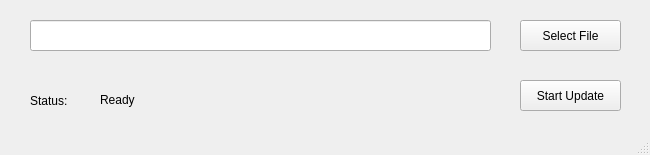
The window that updater.ui (fearricepudding/pos_basestation_updater) describes before a commit, drawn with Qt 5.
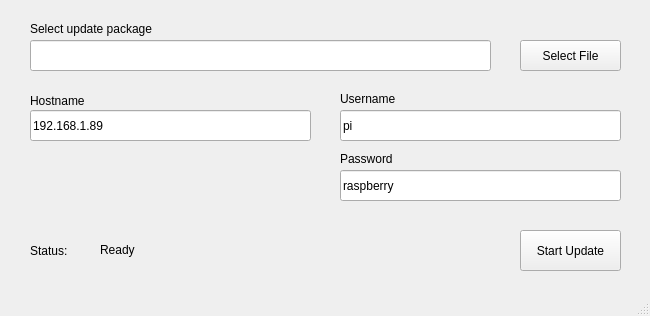
The same window after the commit.

Commit message: Added device connection fields

```diff
--- a/updater.ui
+++ b/updater.ui
@@ -10,7 +10,7 @@
     <x>0</x>
     <y>0</y>
     <width>650</width>
-    <height>155</height>
+    <height>316</height>
    </rect>
   </property>
   <property name="sizePolicy">
@@ -30,9 +30,9 @@
     <property name="geometry">
      <rect>
       <x>520</x>
-      <y>80</y>
+      <y>230</y>
       <width>101</width>
-      <height>31</height>
+      <height>41</height>
      </rect>
     </property>
     <property name="text">
@@ -43,17 +43,20 @@
     <property name="geometry">
      <rect>
       <x>30</x>
-      <y>20</y>
+      <y>40</y>
       <width>461</width>
       <height>31</height>
      </rect>
     </property>
+    <property name="text">
+     <string/>
+    </property>
    </widget>
    <widget class="QPushButton" name="findFileButton">
     <property name="geometry">
      <rect>
       <x>520</x>
-      <y>20</y>
+      <y>40</y>
       <width>101</width>
       <height>31</height>
      </rect>
@@ -66,7 +69,7 @@
     <property name="geometry">
      <rect>
       <x>100</x>
-      <y>90</y>
+      <y>240</y>
       <width>381</width>
       <height>20</height>
      </rect>
@@ -79,7 +82,7 @@
     <property name="geometry">
      <rect>
       <x>30</x>
-      <y>90</y>
+      <y>240</y>
       <width>52</width>
       <height>21</height>
      </rect>
@@ -88,6 +91,97 @@
      <string>Status:</string>
     </property>
    </widget>
+   <widget class="QLabel" name="label_2">
+    <property name="geometry">
+     <rect>
+      <x>30</x>
+      <y>20</y>
+      <width>161</width>
+      <height>17</height>
+     </rect>
+    </property>
+    <property name="text">
+     <string>Select update package</string>
+    </property>
+   </widget>
+   <widget class="QLineEdit" name="usernameEntry">
+    <property name="geometry">
+     <rect>
+      <x>340</x>
+      <y>110</y>
+      <width>281</width>
+      <height>31</height>
+     </rect>
+    </property>
+    <property name="text">
+     <string>pi</string>
+    </property>
+   </widget>
+   <widget class="QLineEdit" name="passwordEntry">
+    <property name="geometry">
+     <rect>
+      <x>340</x>
+      <y>170</y>
+      <width>281</width>
+      <height>31</height>
+     </rect>
+    </property>
+    <property name="text">
+     <string>raspberry</string>
+    </property>
+   </widget>
+   <widget class="QLineEdit" name="hostnameEntry">
+    <property name="geometry">
+     <rect>
+      <x>30</x>
+      <y>110</y>
+      <width>281</width>
+      <height>31</height>
+     </rect>
+    </property>
+    <property name="text">
+     <string>192.168.1.89</string>
+    </property>
+   </widget>
+   <widget class="QLabel" name="label_3">
+    <property name="geometry">
+     <rect>
+      <x>30</x>
+      <y>90</y>
+      <width>81</width>
+      <height>21</height>
+     </rect>
+    </property>
+    <property name="text">
+     <string>Hostname</string>
+    </property>
+   </widget>
+   <widget class="QLabel" name="label_4">
+    <property name="geometry">
+     <rect>
+      <x>340</x>
+      <y>90</y>
+      <width>101</width>
+      <height>17</height>
+     </rect>
+    </property>
+    <property name="text">
+     <string>Username</string>
+    </property>
+   </widget>
+   <widget class="QLabel" name="label_5">
+    <property name="geometry">
+     <rect>
+      <x>340</x>
+      <y>150</y>
+      <width>81</width>
+      <height>17</height>
+     </rect>
+    </property>
+    <property name="text">
+     <string>Password</string>
+    </property>
+   </widget>
   </widget>
   <widget class="QMenuBar" name="menubar">
    <property name="geometry">
```
Left out of the diff: 2 changed lines with no effect on the pictures. The commit also changes 2 other files.
